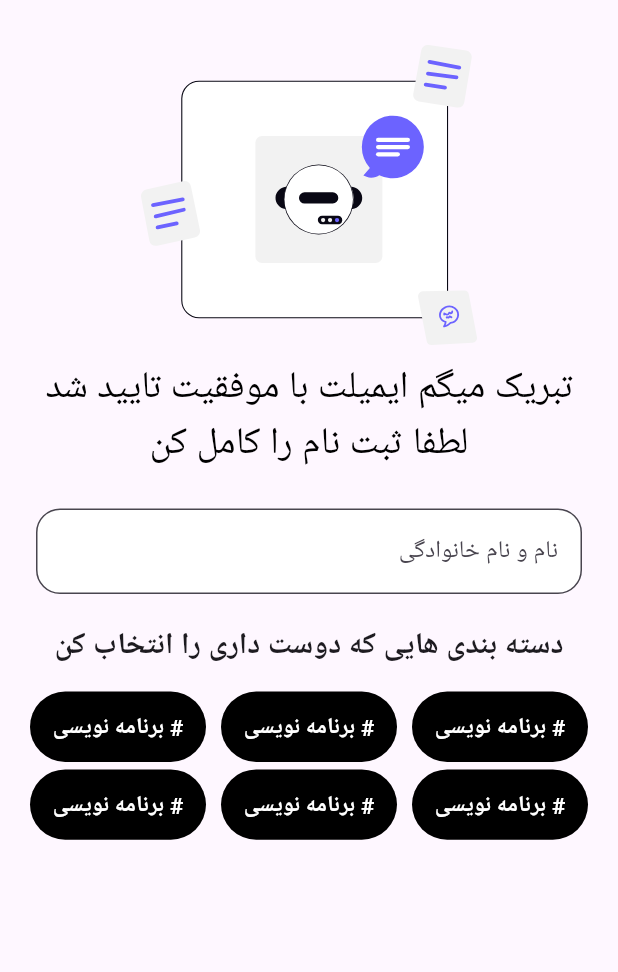
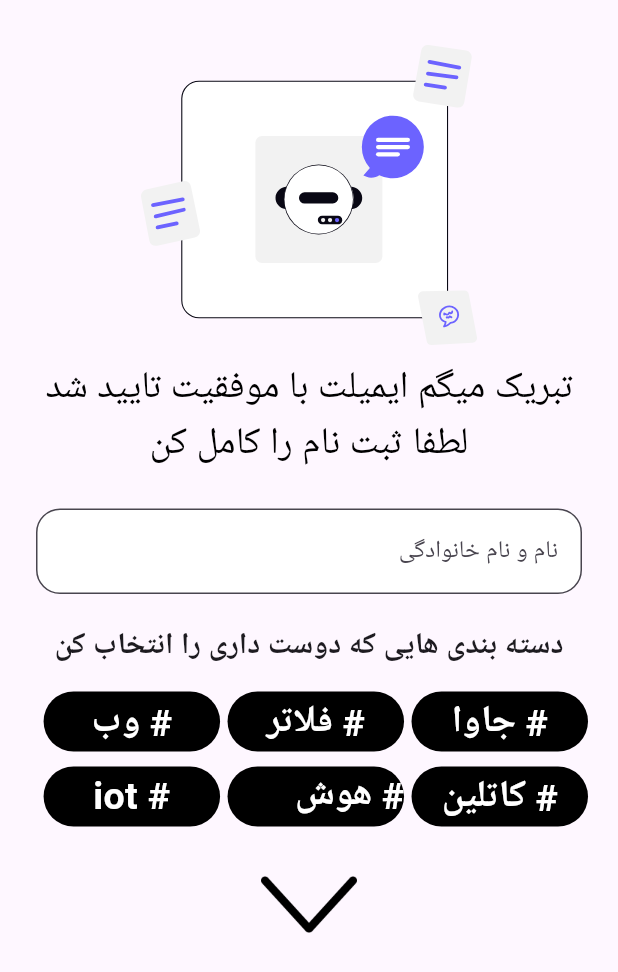
Before and after one commit to Aref18/techofv, a Flutter app: the MyCategory screen opened directly, on a phone screen of 412 x 824 dp. Shown: the top 972 px of the screen. Run offline on Flutter 3.47's test engine with Material 3 defaults, Android fonts, the phone set to English and light mode, and no system bars; our stand-ins replace flutter_spinkit, flutter_svg, validators; network calls fail.

Commit message:
fixed GridView and add flash picture  in screen

```diff
--- a/lib/View/My_Category .dart
+++ b/lib/View/My_Category .dart
@@ -1,5 +1,6 @@
 import 'package:flutter/material.dart';
 import 'package:flutter_svg/svg.dart';
+import 'package:techofv/Models/fake_data.dart';
 import 'package:techofv/constants/text_styles.dart';
 
 class MyCategory extends StatelessWidget {
@@ -40,15 +41,19 @@
                 SizedBox(height: 15),
                 Padding(
                   padding: const EdgeInsets.only(left: 20, right: 20),
+                  child: SizedBox(
+                    height: 90,
+                    width: double.infinity,
                     child: GridView.builder(
-                    itemCount: 6,
+                      itemCount: TagList.length,
+                      scrollDirection: Axis.horizontal,
                       physics: ClampingScrollPhysics(),
                       shrinkWrap: true,
                       gridDelegate: SliverGridDelegateWithFixedCrossAxisCount(
-                      childAspectRatio: 2.5,
+                        childAspectRatio: 0.34,
                         crossAxisSpacing: 10,
                         mainAxisSpacing: 5,
-                      crossAxisCount: 3,
+                        crossAxisCount: 2,
                       ),
                       itemBuilder: (context, index) {
                         return Container(
@@ -58,7 +63,7 @@
                           ),
                           child: Center(
                             child: Text(
-                            '# برنامه نویسی',
+                              "# " + TagList[index].Title,
                               style: TextStyles.HashTgs,
                             ),
                           ),
@@ -66,6 +71,9 @@
                       },
                     ),
                   ),
+                ),
+                SizedBox(height: 20),
+                Image.asset('assets/images/flash.png', scale: 8),
               ],
             ),
           ),
--- a/lib/constants/text_styles.dart
+++ b/lib/constants/text_styles.dart
@@ -47,7 +47,7 @@
     fontWeight: FontWeight.bold,
   );
   static const TextStyle HashTgs = TextStyle(
-    fontSize: 15,
+    fontSize: 25,
     color: Colors.white,
     fontWeight: FontWeight.bold,
   );
--- a/pubspec.yaml
+++ b/pubspec.yaml
@@ -73,6 +73,8 @@
     - assets/icons/hashtag.png
     - assets/images/avatar.png
     - assets/images/ai.svg
+    - assets/images/flash.png
+
 
 
 
```
Also changed, not shown: assets/images/flash.png (added). Lines whose indentation alone changed are shown as unchanged.
